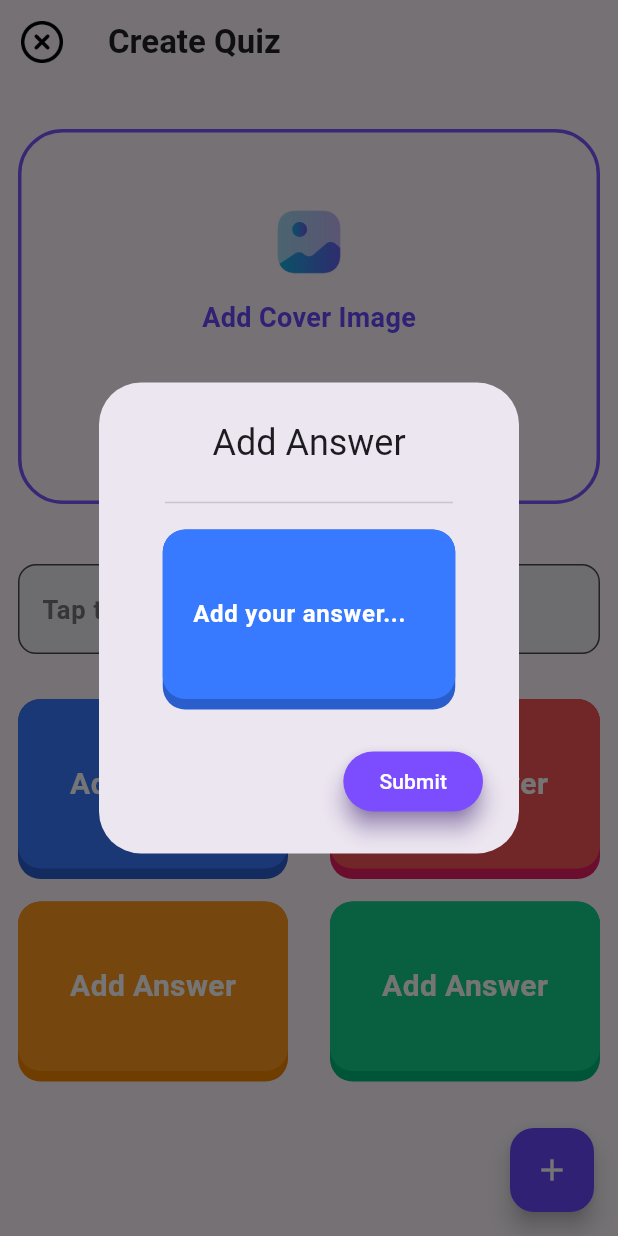
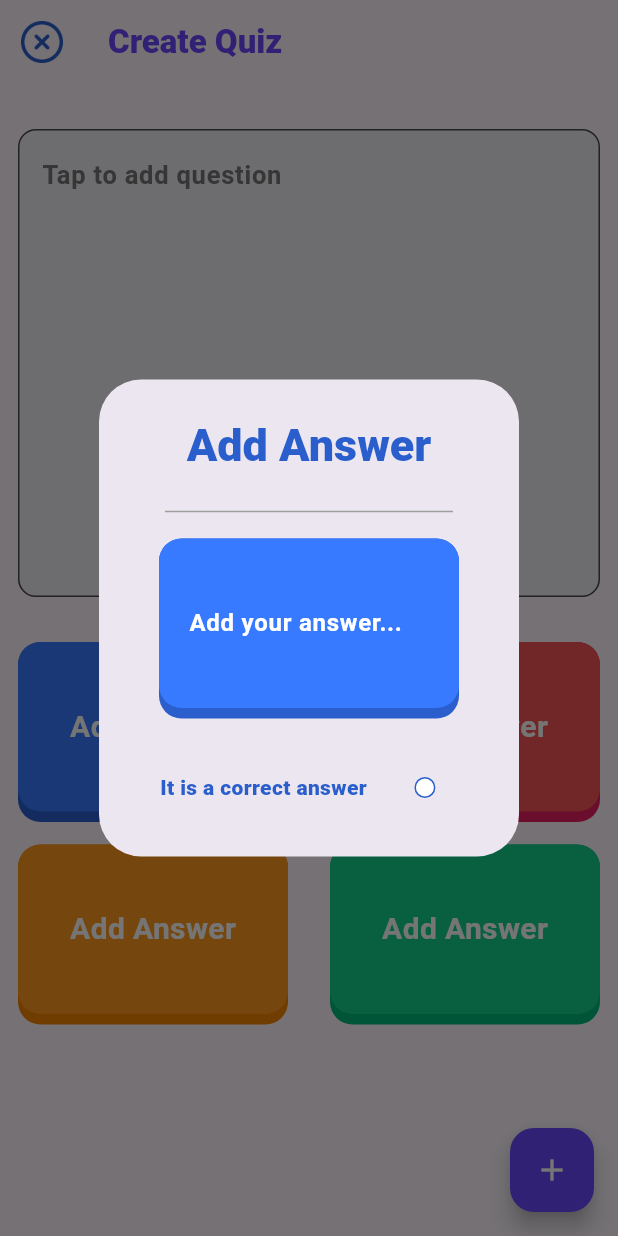
Before and after one commit to Devaxiis/quality_quest, a Flutter app: the CreateScreen screen opened directly, after a tap on "Add Answer", on a phone screen of 412 x 824 dp. Run offline on Flutter 3.47's test engine with Material 2 defaults, Android fonts, the phone set to English and light mode, and no system bars; our stand-ins replace bloc, device_info_plus, equatable, flutter_bloc, freezed_annotation, lottie; project files that could hold a hidden picture were left out.

Commit message:
profile complated and create screen customized

```diff
--- a/lib/presentation/screens/create_screen/create_screen.dart
+++ b/lib/presentation/screens/create_screen/create_screen.dart
@@ -11,18 +11,13 @@ class _CreateScreenState extends State<CreateScreen> {
   @override
   Widget build(BuildContext context) {
     return Scaffold(
-      floatingActionButton: FloatingActionButton(
-        onPressed: () {},
-        backgroundColor: const Color(0xFF6949FF),
-        hoverColor: const Color(0xFFD9D6FE),
-        child: const Icon(Icons.add, color: Colors.white),
-      ),
+
       appBar: AppBar(
         title: const Text(
           "Create Quiz",
           style: TextStyle(
-            color: Colors.black87,
-            fontWeight: FontWeight.w600,
+            color: Color(0xFF6949FF),
+            fontWeight: FontWeight.w800,
           ),
         ),
         leading: IconButton(
@@ -30,7 +25,8 @@ class _CreateScreenState extends State<CreateScreen> {
           icon: const Image(
             height: 28,
             width: 28,
-            image: AssetImage('assets/icons/ic_x.png'),
+            image: AssetImage('assets/icons/ic_x.png',),
+            color: Color(0xFF295ECC),
           ),
         ),
         actions: [
@@ -50,12 +46,6 @@ class _CreateScreenState extends State<CreateScreen> {
           child: Column(
             children: [
               const SizedBox(height: 30),
-
-              /// #Image Picker
-              const CustomImagePicker(),
-
-              const SizedBox(height: 40),
-
               /// #TextField
               const CustomTextField(),
 
@@ -121,7 +111,7 @@ class _CreateScreenState extends State<CreateScreen> {
                     },
                   ),
 
-                  /// #Second Answer Button
+                  // / #Second Answer Button
                   AnswerAddButton(
                     shadowColor: const Color(0xFF00B777),
                     buttonColor: const Color(0xFF12D18E),
@@ -143,6 +133,15 @@ class _CreateScreenState extends State<CreateScreen> {
           ),
         ),
       ),
+
+
+      /// #Floating action button
+      floatingActionButton: FloatingActionButton(
+        onPressed: () {},
+        backgroundColor: const Color(0xFF6949FF),
+        hoverColor: const Color(0xFFD9D6FE),
+        child: const Icon(Icons.add, color: Colors.white),
+      ),
     );
   }
 }
--- a/lib/presentation/screens/create_screen/create_screen_views/alert_dialog_view.dart
+++ b/lib/presentation/screens/create_screen/create_screen_views/alert_dialog_view.dart
@@ -1,3 +1,4 @@
+import 'package:flutter/cupertino.dart';
 import 'package:quality_quest/library.dart';
 
 class CustomAnswerDialog extends StatelessWidget {
@@ -12,21 +13,23 @@ class CustomAnswerDialog extends StatelessWidget {
 
   @override
   Widget build(BuildContext context) {
+    bool? qiymat = false;
     return AlertDialog(
       title: const Center(
-        child: Text('Add Answer'),
+        child: Text('Add Answer',style: TextStyle(color: Color(0xFF295ECC),fontWeight: FontWeight.w800,fontSize: 30),),
       ),
       content: Column(
         mainAxisSize: MainAxisSize.min,
         children: [
           const Divider(
+            color: Colors.grey,
             endIndent: 20,
             indent: 20,
           ),
           const SizedBox(height: 10),
           Container(
             height: 120,
-            width: 195,
+            width: 200,
             alignment: Alignment.topCenter,
             decoration: BoxDecoration(
               color: shadowColor,
@@ -65,21 +68,39 @@ class CustomAnswerDialog extends StatelessWidget {
         ],
       ),
       actions: [
-        ElevatedButton(
-          style: ElevatedButton.styleFrom(
-            backgroundColor: Colors.deepPurpleAccent,
-            elevation: 6,
-            shadowColor: Colors.deepPurple,
-          ),
-          onPressed: () {
-            Navigator.of(context).pop();
+       CheckBox(qiymrat: qiymat),
+      ],
+    );
+  }
+}
+
+class CheckBox extends StatefulWidget {
+  bool? qiymrat = false;
+  CheckBox({super.key,this.qiymrat});
+
+  @override
+  State<CheckBox> createState() => _CheckBoxState();
+}
+
+class _CheckBoxState extends State<CheckBox> {
+  @override
+  Widget build(BuildContext context) {
+    return Row(
+      mainAxisAlignment: MainAxisAlignment.spaceEvenly,
+      crossAxisAlignment: CrossAxisAlignment.center,
+      children: [
+        const Text("It is a correct answer",style: TextStyle(color: Color(0xFF295ECC),fontWeight: FontWeight.w800),),
+        CupertinoCheckbox(
+          activeColor: const Color(0xFF295ECC),
+          shape: const CircleBorder(),
+          side: const BorderSide(color: Color(0xFF295ECC)),
+          value: widget.qiymrat,
+          onChanged: (ind) {
+            setState(() {
+              widget.qiymrat = ind;
+            });
+
           },
-          child: const Text(
-            'Submit',
-            style: TextStyle(
-              color: Colors.white,
-            ),
-          ),
         ),
       ],
     );
--- a/lib/presentation/screens/create_screen/create_screen_views/text_field_view.dart
+++ b/lib/presentation/screens/create_screen/create_screen_views/text_field_view.dart
@@ -8,13 +8,13 @@ class CustomTextField extends StatelessWidget {
   @override
   Widget build(BuildContext context) {
     return const TextField(
-      maxLines: null,
+      maxLines: 10,
       style: TextStyle(
         fontSize: 18.5,
         color: Colors.black87,
         fontWeight: FontWeight.w600,
       ),
-      textInputAction: TextInputAction.done,
+      textInputAction: TextInputAction.newline,
       decoration: InputDecoration(
         filled: true,
         fillColor: Color(0xFFEDEDF3),
```
